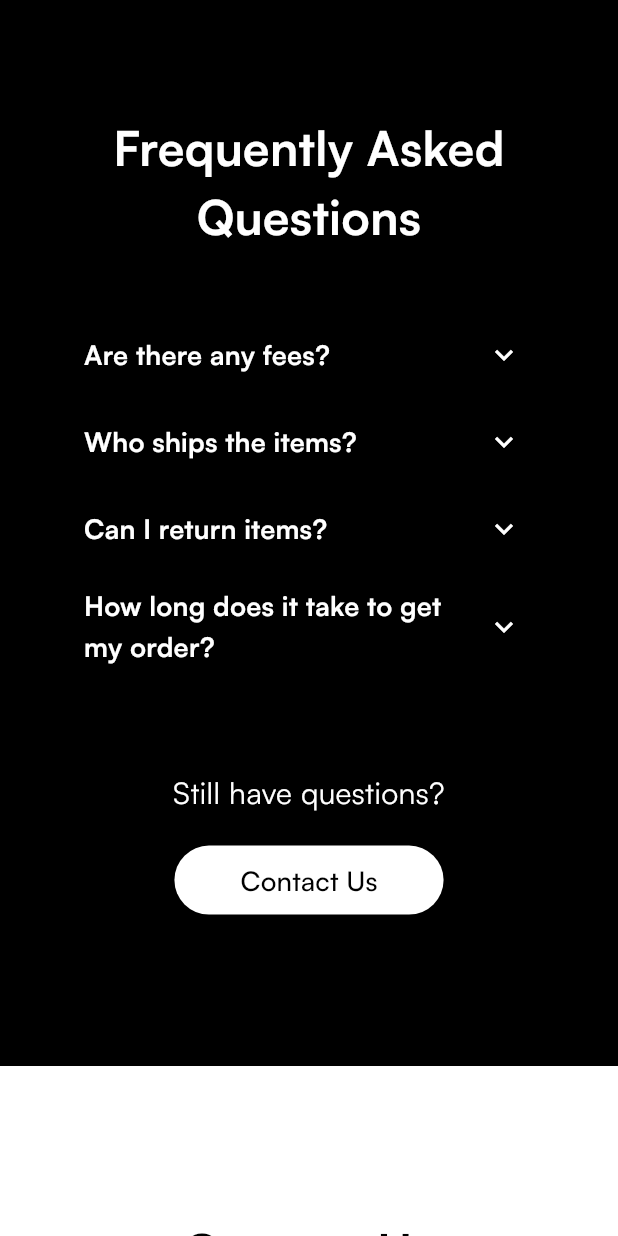
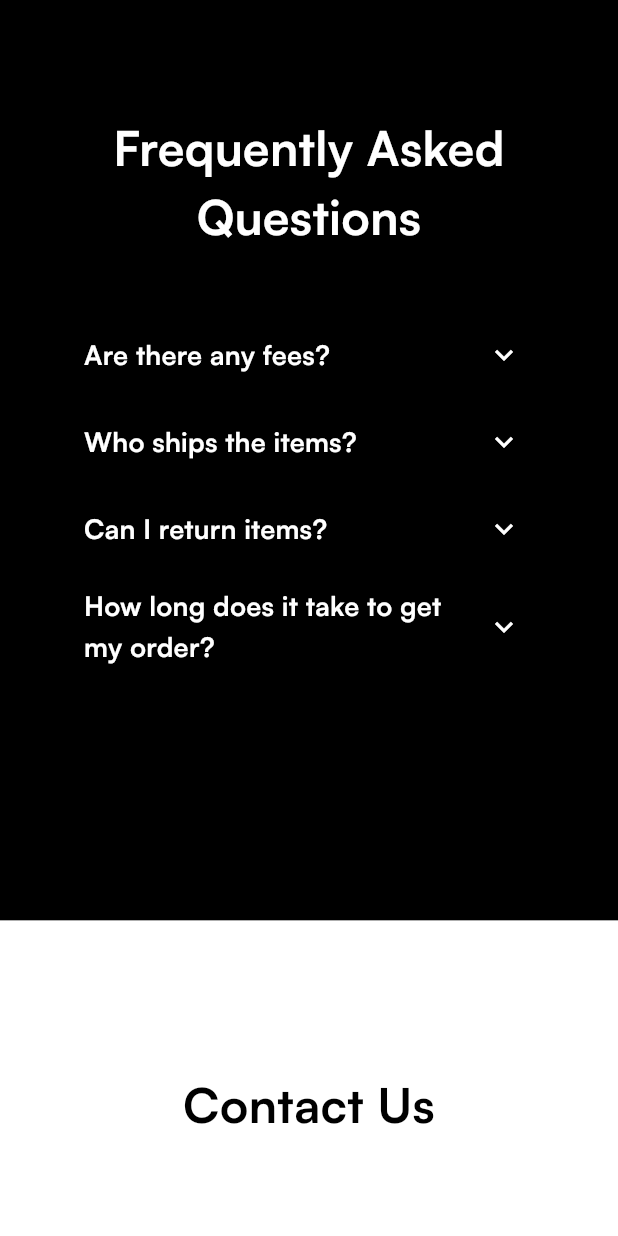
Before and after one commit to ambotwist/LooKweb, a Flutter app: the screen it shows after launch, scrolled down 3456 dp, on a phone screen of 412 x 824 dp. Run offline on Flutter 3.47's test engine with Material 3 defaults, Android fonts, the phone set to English and light mode, and no system bars; our stand-ins replace flutter_svg, visibility_detector; project files that could hold a hidden picture were left out.

Commit message:
reduced the max size of image and text acrsoss the website. Also modified the contact email address.

```diff
--- a/lib/sections/contact_section.dart
+++ b/lib/sections/contact_section.dart
@@ -33,8 +33,8 @@ class ContactSection extends StatelessWidget {
                   context,
                   Icons.email,
                   'Email',
-                  'ambotwist@gmail.com',
-                  'mailto:ambotwist@gmail.com',
+                  'contact@lookapp.co.uk',
+                  'mailto:contact@lookapp.co.uk',
                 ),
                 _buildClickableContactInfo(
                   context,
--- a/lib/sections/faq_section.dart
+++ b/lib/sections/faq_section.dart
@@ -70,7 +70,7 @@ class _FAQSectionState extends State<FAQSection> {
               ),
             ),
             const SizedBox(height: 60),
-            FAQContactSection()
+            // FAQContactSection()
           ],
         ),
       ),
@@ -104,7 +104,7 @@ class _FAQSectionState extends State<FAQSection> {
                   context,
                   baseSize: 24,
                   minSize: 18,
-                  maxSize: 28,
+                  maxSize: 24,
                 ),
               ),
         ),
@@ -125,7 +125,7 @@ class _FAQSectionState extends State<FAQSection> {
                         context,
                         baseSize: 20,
                         minSize: 16,
-                        maxSize: 24,
+                        maxSize: 20,
                       ),
                     ),
               ),
@@ -168,10 +168,10 @@ class FAQContactSection extends StatelessWidget {
               horizontal: 20.0,
               vertical: 10.0,
             ),
-            child: Text(
-              "Contact Us",
-              style: TextStyle(
-                fontSize: getResponsiveFontSize(
+            child:  Text(
+                "Contact Us",
+                style: TextStyle(
+                  fontSize: getResponsiveFontSize(
                   context,
                   baseSize: 24,
                   minSize: 18,
--- a/lib/sections/features_section.dart
+++ b/lib/sections/features_section.dart
@@ -44,7 +44,7 @@ class FeaturesSection extends StatelessWidget {
             child: MediaQuery.of(context).size.width > 700
                 ? ConstrainedBox(
                   constraints: BoxConstraints(
-                    maxWidth: 1200,
+                    maxWidth: 1000,
                   ),
                   child: Image.asset(
                       'assets/images/smartsearch_example.png',
--- a/lib/sections/how_it_works_section.dart
+++ b/lib/sections/how_it_works_section.dart
@@ -31,7 +31,7 @@ class HowItWorksSection extends StatelessWidget {
                     'Our Machine Learning algorithm will learn from your style and tailor recommendations to your tastes.',
                     style: TextStyle(
                       color: AppTheme.lightTheme.colorScheme.onPrimary,
-                      fontSize: getResponsiveFontSize(context, baseSize: 30, minSize: 22, maxSize: 34),
+                      fontSize: getResponsiveFontSize(context, baseSize: 30, minSize: 22, maxSize: 30),
                       fontWeight: FontWeight.w200,
                       fontFamily: 'Museum',
                     ),
@@ -321,8 +321,8 @@ class StepRow extends StatelessWidget {
     return Container(
               width: MediaQuery.of(context).size.width * 0.5,
               constraints: BoxConstraints(
-                maxWidth: 750,
-                maxHeight: 750,
+                maxWidth: 650,
+                maxHeight: 650,
               ),
               child: Image.asset(
                 imagePath,
--- a/lib/theme/app_theme.dart
+++ b/lib/theme/app_theme.dart
@@ -21,7 +21,7 @@ extension CustomTextTheme on TextTheme {
           context,
           baseSize: 42,
           minSize: 24,
-          maxSize: 48,
+          maxSize: 42,
         ),
         fontWeight: FontWeight.w600,
       );
```
